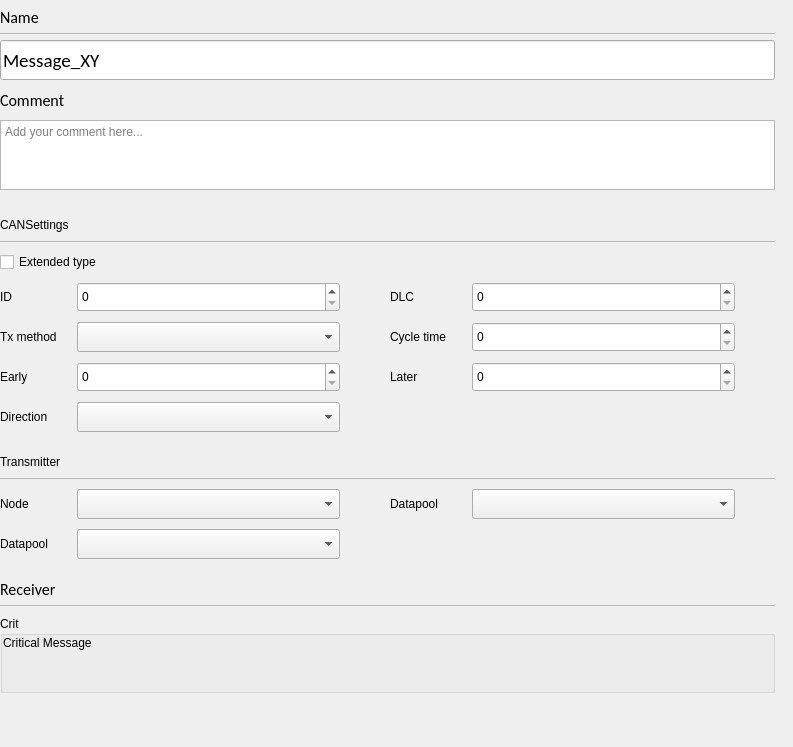
First picture: the form in opensyde_tool/src/system_definition/bus_edit/C_SdBueMessagePropertiesWidget.ui, repository openSYDE/openSYDE, before the edit.
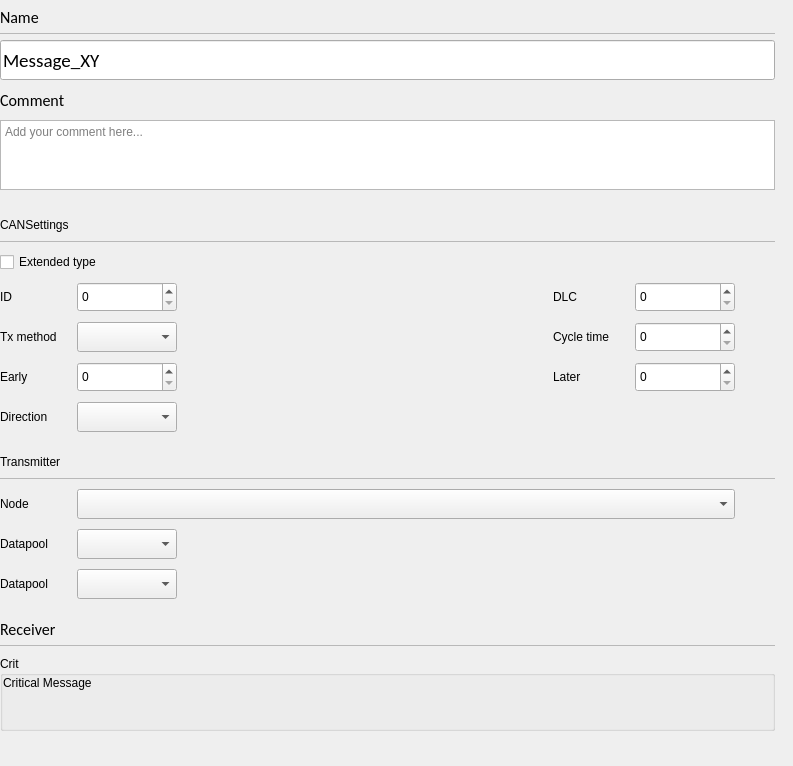
Second picture: the form after the edit. Custom widgets are drawn as their Qt base class.

Diff of the .ui file:
```diff
--- a/opensyde_tool/src/system_definition/bus_edit/C_SdBueMessagePropertiesWidget.ui
+++ b/opensyde_tool/src/system_definition/bus_edit/C_SdBueMessagePropertiesWidget.ui
@@ -10,7 +10,7 @@
     <x>0</x>
     <y>0</y>
     <width>793</width>
-    <height>747</height>
+    <height>766</height>
    </rect>
   </property>
   <property name="windowTitle">
@@ -246,37 +246,28 @@
       </layout>
      </item>
      <item>
-      <layout class="QGridLayout" name="gridLayout" rowstretch="0,0,0,0,0,0,0,0,0,0,0" columnstretch="0,1,0,0,1,0">
+      <layout class="QGridLayout" name="gridLayout" rowstretch="0,0,0,0,0,0,0,0,0,0,0,0" columnstretch="0,0,0,0,0,0">
        <property name="horizontalSpacing">
         <number>20</number>
        </property>
        <property name="verticalSpacing">
         <number>10</number>
        </property>
-       <item row="8" column="0">
+       <item row="9" column="0">
         <widget class="stw_opensyde_gui_elements::C_OgeLabGroupItem" name="pc_LabelTransmitterDatapoolOnly">
          <property name="text">
           <string>Datapool</string>
          </property>
         </widget>
        </item>
-       <item row="5" column="1">
-        <widget class="stw_opensyde_gui_elements::C_OgeCbxText" name="pc_ComboBoxDirection">
-         <property name="minimumSize">
-          <size>
-           <width>100</width>
-           <height>30</height>
-          </size>
-         </property>
-         <property name="maximumSize">
-          <size>
-           <width>16777215</width>
-           <height>30</height>
-          </size>
+       <item row="4" column="0">
+        <widget class="stw_opensyde_gui_elements::C_OgeLabGroupItem" name="pc_LabelEarly">
+         <property name="text">
+          <string>Early</string>
          </property>
         </widget>
        </item>
-       <item row="8" column="1">
+       <item row="9" column="1">
         <widget class="stw_opensyde_gui_elements::C_OgeCbxText" name="pc_ComboBoxTransmitterDatapoolOnly">
          <property name="minimumSize">
           <size>
@@ -292,48 +283,65 @@
          </property>
         </widget>
        </item>
-       <item row="10" column="0" colspan="6">
-        <widget class="stw_opensyde_gui_elements::C_OgeGbxTransparent" name="pc_GroupBoxCriticalMessage">
-         <property name="title">
-          <string>Crit</string>
+       <item row="3" column="4">
+        <widget class="stw_opensyde_gui_elements::C_OgeSpxNumber" name="pc_SpinBoxCycleTime">
+         <property name="minimumSize">
+          <size>
+           <width>100</width>
+           <height>30</height>
+          </size>
          </property>
-         <layout class="QVBoxLayout" name="verticalLayout_4" stretch="0,1">
-          <property name="spacing">
-           <number>0</number>
-          </property>
-          <property name="leftMargin">
-           <number>0</number>
-          </property>
-          <property name="topMargin">
-           <number>0</number>
-          </property>
-          <property name="rightMargin">
-           <number>0</number>
-          </property>
-          <property name="bottomMargin">
-           <number>0</number>
-          </property>
-          <item>
-           <widget class="stw_opensyde_gui_elements::C_OgeLabGroupItem" name="pc_LabelCriticalMessage">
+         <property name="maximumSize">
+          <size>
+           <width>16777215</width>
+           <height>30</height>
+          </size>
+         </property>
+        </widget>
+       </item>
+       <item row="2" column="3">
+        <widget class="stw_opensyde_gui_elements::C_OgeLabGroupItem" name="pc_LabelDlc">
+         <property name="minimumSize">
+          <size>
+           <width>62</width>
+           <height>0</height>
+          </size>
+         </property>
+         <property name="maximumSize">
+          <size>
+           <width>62</width>
+           <height>16777215</height>
+          </size>
+         </property>
+         <property name="text">
+          <string>DLC</string>
+         </property>
+        </widget>
+       </item>
+       <item row="2" column="0">
+        <widget class="stw_opensyde_gui_elements::C_OgeLabGroupItem" name="pc_LabelID">
             <property name="text">
-             <string>Critical Message</string>
+          <string>ID</string>
             </property>
            </widget>
           </item>
-          <item>
-           <spacer name="verticalSpacer">
-            <property name="orientation">
-             <enum>Qt::Vertical</enum>
-            </property>
-            <property name="sizeHint" stdset="0">
+       <item row="2" column="1">
+        <widget class="stw_opensyde_gui_elements::C_OgeSpxNumber" name="pc_SpinBoxId">
+         <property name="minimumSize">
+          <size>
+           <width>100</width>
+           <height>30</height>
+          </size>
+         </property>
+         <property name="maximumSize">
              <size>
-              <width>20</width>
-              <height>40</height>
-             </size>
-            </property>
-           </spacer>
-          </item>
-         </layout>
+           <width>16777215</width>
+           <height>30</height>
+          </size>
+         </property>
+         <property name="displayIntegerBase">
+          <number>16</number>
+         </property>
         </widget>
        </item>
        <item row="5" column="0">
@@ -343,18 +351,11 @@
          </property>
         </widget>
        </item>
-       <item row="7" column="3">
-        <widget class="stw_opensyde_gui_elements::C_OgeLabGroupItem" name="pc_LabelTransmitterDatapool">
-         <property name="text">
-          <string>Datapool</string>
-         </property>
-        </widget>
-       </item>
-       <item row="7" column="1">
-        <widget class="stw_opensyde_gui_elements::C_OgeCbxText" name="pc_ComboBoxTransmitterNode">
+       <item row="5" column="1">
+        <widget class="stw_opensyde_gui_elements::C_OgeCbxText" name="pc_ComboBoxDirection">
          <property name="minimumSize">
           <size>
-           <width>120</width>
+           <width>100</width>
            <height>30</height>
           </size>
          </property>
@@ -366,7 +367,7 @@
          </property>
         </widget>
        </item>
-       <item row="9" column="0" colspan="6">
+       <item row="10" column="0" colspan="6">
         <layout class="QVBoxLayout" name="verticalLayout_13">
          <property name="topMargin">
           <number>5</number>
@@ -440,111 +441,6 @@
          </property>
         </widget>
        </item>
-       <item row="7" column="4">
-        <widget class="stw_opensyde_gui_elements::C_OgeCbxText" name="pc_ComboBoxTransmitterDatapool">
-         <property name="minimumSize">
-          <size>
-           <width>0</width>
-           <height>30</height>
-          </size>
-         </property>
-         <property name="maximumSize">
-          <size>
-           <width>16777215</width>
-           <height>30</height>
-          </size>
-         </property>
-        </widget>
-       </item>
-       <item row="6" column="0" colspan="6">
-        <layout class="QVBoxLayout" name="verticalLayout_12">
-         <property name="topMargin">
-          <number>5</number>
-         </property>
-         <item>
-          <widget class="stw_opensyde_gui_elements::C_OgeLabHeadingGroupBold" name="pc_LabelTransmitter">
-           <property name="minimumSize">
-            <size>
-             <width>0</width>
-             <height>30</height>
-            </size>
-           </property>
-           <property name="maximumSize">
-            <size>
-             <width>16777215</width>
-             <height>30</height>
-            </size>
-           </property>
-           <property name="text">
-            <string>Transmitter</string>
-           </property>
-          </widget>
-         </item>
-         <item>
-          <layout class="QHBoxLayout" name="horizontalLayout_27" stretch="1">
-           <property name="spacing">
-            <number>0</number>
-           </property>
-           <property name="leftMargin">
-            <number>0</number>
-           </property>
-           <property name="topMargin">
-            <number>1</number>
-           </property>
-           <item>
-            <widget class="stw_opensyde_gui_elements::C_OgeFraSeparator" name="pc_SeparatorTransmitter">
-             <property name="minimumSize">
-              <size>
-               <width>0</width>
-               <height>1</height>
-              </size>
-             </property>
-             <property name="maximumSize">
-              <size>
-               <width>16777215</width>
-               <height>1</height>
-              </size>
-             </property>
-             <property name="frameShape">
-              <enum>QFrame::StyledPanel</enum>
-             </property>
-             <property name="frameShadow">
-              <enum>QFrame::Raised</enum>
-             </property>
-            </widget>
-           </item>
-          </layout>
-         </item>
-        </layout>
-       </item>
-       <item row="2" column="0">
-        <widget class="stw_opensyde_gui_elements::C_OgeLabGroupItem" name="pc_LabelID">
-         <property name="text">
-          <string>ID</string>
-         </property>
-        </widget>
-       </item>
-       <item row="4" column="0">
-        <widget class="stw_opensyde_gui_elements::C_OgeLabGroupItem" name="pc_LabelEarly">
-         <property name="text">
-          <string>Early</string>
-         </property>
-        </widget>
-       </item>
-       <item row="1" column="0" colspan="6">
-        <widget class="stw_opensyde_gui_elements::C_OgeChxProperties" name="pc_CheckBoxExtendedType">
-         <property name="text">
-          <string>Extended type</string>
-         </property>
-        </widget>
-       </item>
-       <item row="3" column="0">
-        <widget class="stw_opensyde_gui_elements::C_OgeLabGroupItem" name="pc_LabelTxMethod">
-         <property name="text">
-          <string>Tx method</string>
-         </property>
-        </widget>
-       </item>
        <item row="3" column="3">
         <widget class="stw_opensyde_gui_elements::C_OgeLabGroupItem" name="pc_LabelCycleTime">
          <property name="text">
@@ -552,22 +448,23 @@
          </property>
         </widget>
        </item>
-       <item row="2" column="3">
-        <widget class="stw_opensyde_gui_elements::C_OgeLabGroupItem" name="pc_LabelDlc">
-         <property name="minimumSize">
-          <size>
-           <width>62</width>
-           <height>0</height>
-          </size>
+       <item row="2" column="2">
+        <spacer name="horizontalSpacer">
+         <property name="orientation">
+          <enum>Qt::Horizontal</enum>
          </property>
-         <property name="maximumSize">
+         <property name="sizeHint" stdset="0">
           <size>
-           <width>62</width>
-           <height>16777215</height>
+           <width>10</width>
+           <height>1</height>
           </size>
          </property>
+        </spacer>
+       </item>
+       <item row="1" column="0" colspan="6">
+        <widget class="stw_opensyde_gui_elements::C_OgeChxProperties" name="pc_CheckBoxExtendedType">
          <property name="text">
-          <string>DLC</string>
+          <string>Extended type</string>
          </property>
         </widget>
        </item>
@@ -578,38 +475,6 @@
          </property>
         </widget>
        </item>
-       <item row="3" column="4">
-        <widget class="stw_opensyde_gui_elements::C_OgeSpxNumber" name="pc_SpinBoxCycleTime">
-         <property name="minimumSize">
-          <size>
-           <width>100</width>
-           <height>30</height>
-          </size>
-         </property>
-         <property name="maximumSize">
-          <size>
-           <width>16777215</width>
-           <height>30</height>
-          </size>
-         </property>
-        </widget>
-       </item>
-       <item row="2" column="4">
-        <widget class="stw_opensyde_gui_elements::C_OgeSpxNumber" name="pc_SpinBoxDlc">
-         <property name="minimumSize">
-          <size>
-           <width>100</width>
-           <height>30</height>
-          </size>
-         </property>
-         <property name="maximumSize">
-          <size>
-           <width>16777215</width>
-           <height>30</height>
-          </size>
-         </property>
-        </widget>
-       </item>
        <item row="4" column="4">
         <widget class="stw_opensyde_gui_elements::C_OgeSpxNumber" name="pc_SpinBoxLater">
          <property name="minimumSize">
@@ -626,55 +491,48 @@
          </property>
         </widget>
        </item>
-       <item row="2" column="5">
-        <spacer name="horizontalSpacer_30">
+       <item row="11" column="0" colspan="6">
+        <widget class="stw_opensyde_gui_elements::C_OgeGbxTransparent" name="pc_GroupBoxCriticalMessage">
+         <property name="title">
+          <string>Crit</string>
+         </property>
+         <layout class="QVBoxLayout" name="verticalLayout_4" stretch="0,1">
+          <property name="spacing">
+           <number>0</number>
+          </property>
+          <property name="leftMargin">
+           <number>0</number>
+          </property>
+          <property name="topMargin">
+           <number>0</number>
+          </property>
+          <property name="rightMargin">
+           <number>0</number>
+          </property>
+          <property name="bottomMargin">
+           <number>0</number>
+          </property>
+          <item>
+           <widget class="stw_opensyde_gui_elements::C_OgeLabGroupItem" name="pc_LabelCriticalMessage">
+            <property name="text">
+             <string>Critical Message</string>
+            </property>
+           </widget>
+          </item>
+          <item>
+           <spacer name="verticalSpacer">
          <property name="orientation">
-          <enum>Qt::Horizontal</enum>
-         </property>
-         <property name="sizeType">
-          <enum>QSizePolicy::Fixed</enum>
+             <enum>Qt::Vertical</enum>
          </property>
          <property name="sizeHint" stdset="0">
           <size>
            <width>20</width>
-           <height>1</height>
+              <height>40</height>
           </size>
          </property>
         </spacer>
        </item>
-       <item row="2" column="1">
-        <widget class="stw_opensyde_gui_elements::C_OgeSpxNumber" name="pc_SpinBoxId">
-         <property name="minimumSize">
-          <size>
-           <width>100</width>
-           <height>30</height>
-          </size>
-         </property>
-         <property name="maximumSize">
-          <size>
-           <width>16777215</width>
-           <height>30</height>
-          </size>
-         </property>
-         <property name="displayIntegerBase">
-          <number>16</number>
-         </property>
-        </widget>
-       </item>
-       <item row="3" column="1">
-        <widget class="stw_opensyde_gui_elements::C_OgeCbxText" name="pc_ComboBoxTxMethod">
-         <property name="minimumSize">
-          <size>
-           <width>100</width>
-           <height>30</height>
-          </size>
-         </property>
-         <property name="maximumSize">
-          <size>
-           <width>16777215</width>
-           <height>30</height>
-          </size>
-         </property>
+         </layout>
         </widget>
        </item>
        <item row="0" column="0" colspan="6">
@@ -738,14 +596,56 @@
          </item>
         </layout>
        </item>
-       <item row="2" column="2">
-        <spacer name="horizontalSpacer">
+       <item row="3" column="0">
+        <widget class="stw_opensyde_gui_elements::C_OgeLabGroupItem" name="pc_LabelTxMethod">
+         <property name="text">
+          <string>Tx method</string>
+         </property>
+        </widget>
+       </item>
+       <item row="3" column="1">
+        <widget class="stw_opensyde_gui_elements::C_OgeCbxText" name="pc_ComboBoxTxMethod">
+         <property name="minimumSize">
+          <size>
+           <width>100</width>
+           <height>30</height>
+          </size>
+         </property>
+         <property name="maximumSize">
+          <size>
+           <width>16777215</width>
+           <height>30</height>
+          </size>
+         </property>
+        </widget>
+       </item>
+       <item row="2" column="4">
+        <widget class="stw_opensyde_gui_elements::C_OgeSpxNumber" name="pc_SpinBoxDlc">
+         <property name="minimumSize">
+          <size>
+           <width>100</width>
+           <height>30</height>
+          </size>
+         </property>
+         <property name="maximumSize">
+          <size>
+           <width>16777215</width>
+           <height>30</height>
+          </size>
+         </property>
+        </widget>
+       </item>
+       <item row="2" column="5">
+        <spacer name="horizontalSpacer_30">
          <property name="orientation">
           <enum>Qt::Horizontal</enum>
          </property>
+         <property name="sizeType">
+          <enum>QSizePolicy::Fixed</enum>
+         </property>
          <property name="sizeHint" stdset="0">
           <size>
-           <width>10</width>
+           <width>20</width>
            <height>1</height>
           </size>
          </property>
@@ -767,6 +667,106 @@
          </property>
         </widget>
        </item>
+       <item row="6" column="0" colspan="6">
+        <layout class="QVBoxLayout" name="verticalLayout_12">
+         <property name="topMargin">
+          <number>5</number>
+         </property>
+         <item>
+          <widget class="stw_opensyde_gui_elements::C_OgeLabHeadingGroupBold" name="pc_LabelTransmitter">
+           <property name="minimumSize">
+            <size>
+             <width>0</width>
+             <height>30</height>
+            </size>
+           </property>
+           <property name="maximumSize">
+            <size>
+             <width>16777215</width>
+             <height>30</height>
+            </size>
+           </property>
+           <property name="text">
+            <string>Transmitter</string>
+           </property>
+          </widget>
+         </item>
+         <item>
+          <layout class="QHBoxLayout" name="horizontalLayout_27" stretch="1">
+           <property name="spacing">
+            <number>0</number>
+           </property>
+           <property name="leftMargin">
+            <number>0</number>
+           </property>
+           <property name="topMargin">
+            <number>1</number>
+           </property>
+           <item>
+            <widget class="stw_opensyde_gui_elements::C_OgeFraSeparator" name="pc_SeparatorTransmitter">
+             <property name="minimumSize">
+              <size>
+               <width>0</width>
+               <height>1</height>
+              </size>
+             </property>
+             <property name="maximumSize">
+              <size>
+               <width>16777215</width>
+               <height>1</height>
+              </size>
+             </property>
+             <property name="frameShape">
+              <enum>QFrame::StyledPanel</enum>
+             </property>
+             <property name="frameShadow">
+              <enum>QFrame::Raised</enum>
+             </property>
+            </widget>
+           </item>
+          </layout>
+         </item>
+        </layout>
+       </item>
+       <item row="8" column="0">
+        <widget class="stw_opensyde_gui_elements::C_OgeLabGroupItem" name="pc_LabelTransmitterDatapool">
+         <property name="text">
+          <string>Datapool</string>
+         </property>
+        </widget>
+       </item>
+       <item row="8" column="1">
+        <widget class="stw_opensyde_gui_elements::C_OgeCbxText" name="pc_ComboBoxTransmitterDatapool">
+         <property name="minimumSize">
+          <size>
+           <width>0</width>
+           <height>30</height>
+          </size>
+         </property>
+         <property name="maximumSize">
+          <size>
+           <width>16777215</width>
+           <height>30</height>
+          </size>
+         </property>
+        </widget>
+       </item>
+       <item row="7" column="1" colspan="4">
+        <widget class="stw_opensyde_gui_elements::C_OgeCbxText" name="pc_ComboBoxTransmitterNode">
+         <property name="minimumSize">
+          <size>
+           <width>120</width>
+           <height>30</height>
+          </size>
+         </property>
+         <property name="maximumSize">
+          <size>
+           <width>16777215</width>
+           <height>30</height>
+          </size>
+         </property>
+        </widget>
+       </item>
       </layout>
      </item>
      <item>
```
Lines whose indentation alone changed are shown as unchanged.
